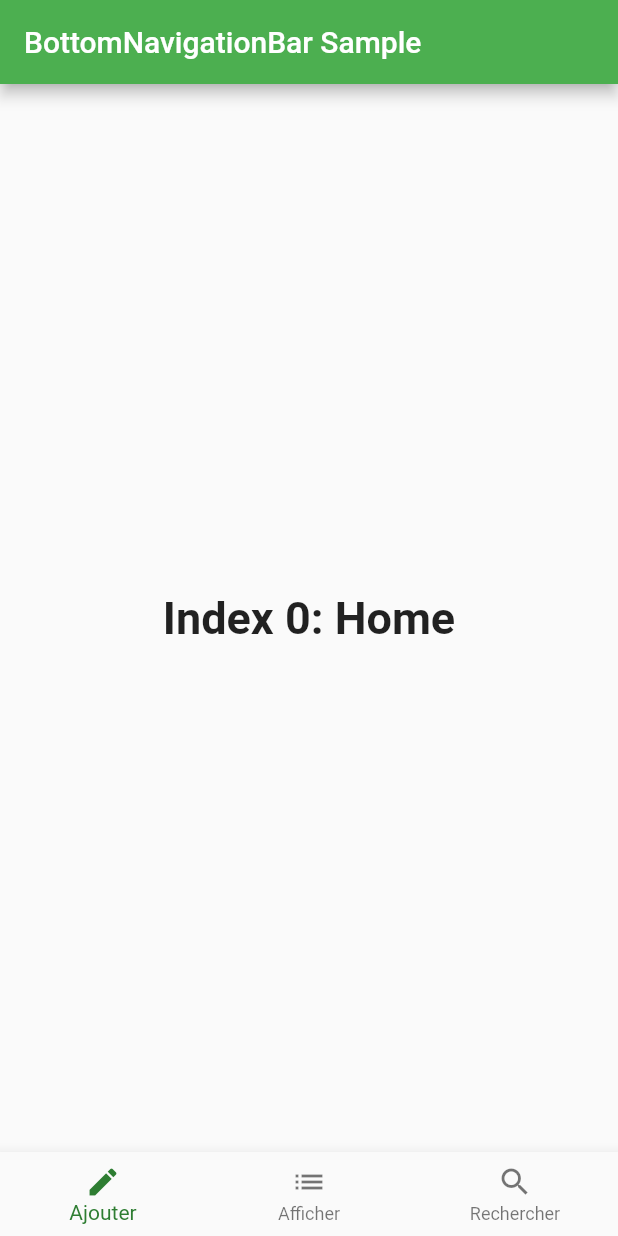
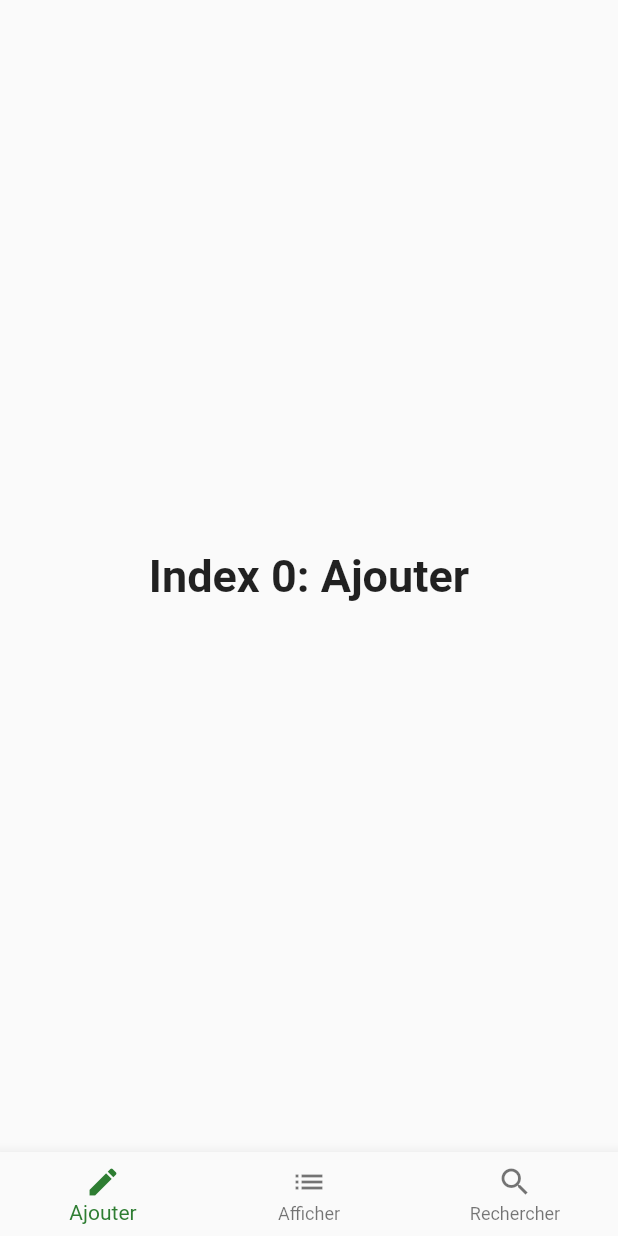
Before and after one commit to WhatANiceDayToCode/Projet_Flutter, a Flutter app: the screen it shows after launch, on a phone screen of 412 x 824 dp. Run offline on Flutter 3.47's test engine with Material 2 defaults, Android fonts, the phone set to English and light mode, and no system bars.

Commit message:
Update main.dart

```diff
--- a/projet_flutter/lib/main.dart
+++ b/projet_flutter/lib/main.dart
@@ -5,7 +5,7 @@ void main() => runApp(const MyApp());
 class MyApp extends StatelessWidget {
   const MyApp({Key? key}) : super(key: key);
 
-  static const String _title = 'Bottom Nav Sample';
+  static const String _title = 'Projet Flutter';
 
   @override
   Widget build(BuildContext context) {
@@ -32,15 +32,15 @@ class _MyStatefulWidgetState extends State<MyStatefulWidget> {
       TextStyle(fontSize: 30, fontWeight: FontWeight.bold);
   static const List<Widget> _widgetOptions = <Widget>[
     Text(
-      'Index 0: Home',
+      'Index 0: Ajouter',
       style: optionStyle,
     ),
     Text(
-      'Index 1: Business',
+      'Index 1: Afficher',
       style: optionStyle,
     ),
     Text(
-      'Index 2: School',
+      'Index 2: Rechercher',
       style: optionStyle,
     ),
   ];
@@ -54,9 +54,10 @@ class _MyStatefulWidgetState extends State<MyStatefulWidget> {
   @override
   Widget build(BuildContext context) {
     return Scaffold(
-      appBar: AppBar(
-        title: const Text('BottomNavigationBar Sample'),
-      ),
+      // Appbar
+      // appBar: AppBar(
+      //   title: const Text('Projet Flutter'),
+      // ),
       body: Center(
         child: _widgetOptions.elementAt(_selectedIndex),
       ),
```
